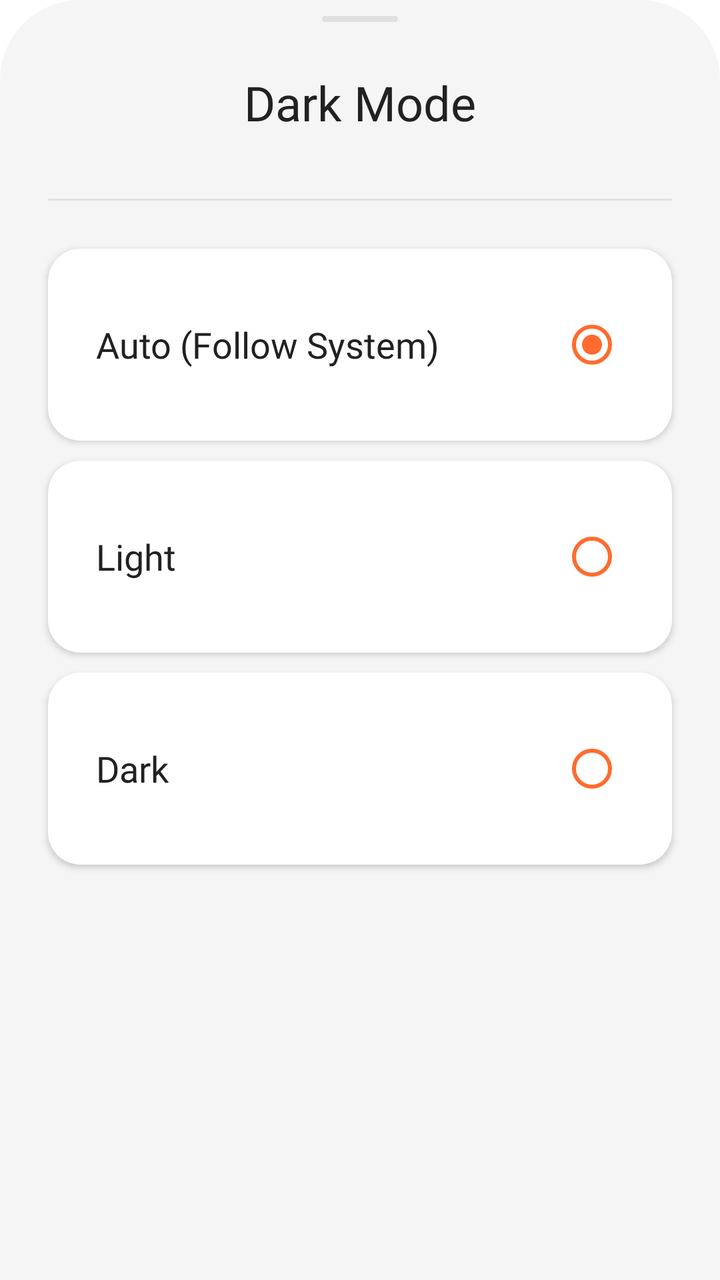
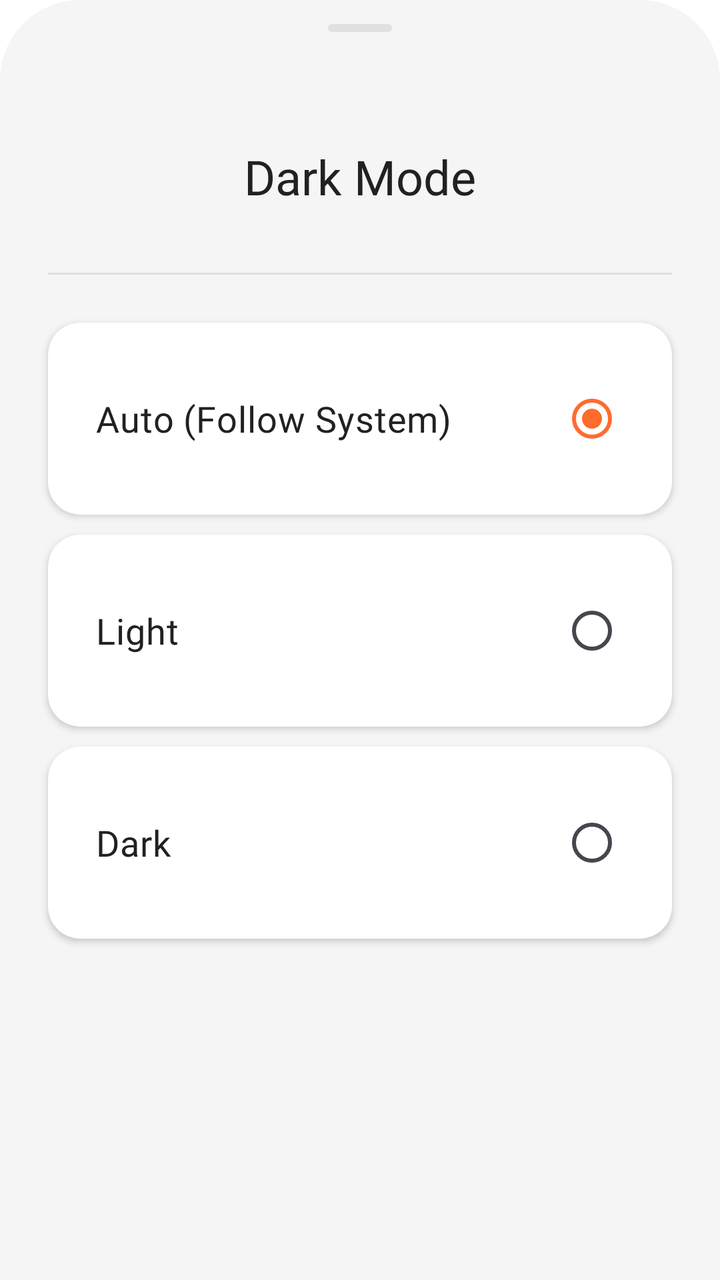

Screens rendered from an Android XML layout before and after an edit, with the pre-edit source and the edit as a unified diff.
<!-- AndroidManifest.xml: application theme Theme.Movie -->
<!-- res/layout/layout_bottom_sheet_theme.xml -->
<?xml version="1.0" encoding="utf-8"?>
<LinearLayout xmlns:android="http://schemas.android.com/apk/res/android"
    xmlns:app="http://schemas.android.com/apk/res-auto"
    xmlns:tools="http://schemas.android.com/tools"
    android:layout_width="match_parent"
    android:layout_height="match_parent"
    android:background="@drawable/background_bottom_sheet"
    android:orientation="vertical">

    <com.google.android.material.bottomsheet.BottomSheetDragHandleView
        android:layout_width="match_parent"
        android:layout_height="wrap_content" />

    <View
        android:layout_width="38dp"
        android:layout_height="3dp"
        android:layout_gravity="center_horizontal"
        android:layout_marginTop="8dp"
        android:background="@drawable/background_drag_bottom_sheet" />

    <TextView
        style="@style/text_24_700"
        android:layout_width="match_parent"
        android:layout_height="wrap_content"
        android:paddingHorizontal="24dp"
        android:paddingVertical="24dp"
        android:text="@string/dark_mode"
        android:textAlignment="center"
        android:textColor="?attr/text_color_head_1" />

    <View
        android:layout_width="match_parent"
        android:layout_height="1dp"
        android:layout_gravity="center_horizontal"
        android:layout_marginHorizontal="24dp"
        android:layout_marginTop="8dp"
        android:background="@drawable/background_drag_bottom_sheet" />


    <androidx.cardview.widget.CardView
        android:id="@+id/cardRadioAuto"
        android:layout_width="match_parent"
        android:layout_height="wrap_content"
        android:background="?attr/background"
        app:backgroundTint="@null"
        android:layout_marginHorizontal="24dp"
        android:layout_marginTop="24dp"
        app:cardCornerRadius="16dp">

        <RadioButton
            android:id="@+id/radioAuto"
            style="@style/text_18_700"
            android:layout_width="match_parent"
            android:layout_height="wrap_content"
            android:layout_margin="24dp"
            android:buttonTint="@color/orange"
            android:checked="true"
            android:layoutDirection="rtl"
            android:clickable="false"
            android:focusable="false"
            android:text="@string/auto_follow_system"
            android:textColor="?attr/text_color_head_1" />
    </androidx.cardview.widget.CardView>

    <androidx.cardview.widget.CardView
        android:id="@+id/cardRadioLight"
        android:layout_width="match_parent"
        android:layout_height="wrap_content"
        android:background="?attr/background"
        app:backgroundTint="@null"
        android:layout_marginHorizontal="24dp"
        android:layout_marginVertical="10dp"
        app:cardCornerRadius="16dp">

        <RadioButton
            android:id="@+id/radioLight"
            style="@style/text_18_700"
            android:layout_width="match_parent"
            android:layout_height="wrap_content"
            android:layout_margin="24dp"
            android:buttonTint="@color/orange"
            android:layoutDirection="rtl"
            android:text="@string/light"
            android:clickable="false"
            android:focusable="false"
            android:textColor="?attr/text_color_head_1" />
    </androidx.cardview.widget.CardView>

    <androidx.cardview.widget.CardView
        android:id="@+id/cardRadioDark"
        android:layout_width="match_parent"
        android:layout_height="wrap_content"
        android:background="?attr/background"
        app:backgroundTint="@null"
        android:layout_marginHorizontal="24dp"
        android:layout_marginBottom="10dp"
        app:cardCornerRadius="16dp">

        <RadioButton
            android:id="@+id/radioDark"
            style="@style/text_18_700"
            android:layout_width="match_parent"
            android:layout_height="wrap_content"
            android:layout_margin="24dp"
            android:buttonTint="@color/orange"
            android:layoutDirection="rtl"
            android:text="@string/dark"
            android:clickable="false"
            android:focusable="false"
            android:textColor="?attr/text_color_head_1" />
    </androidx.cardview.widget.CardView>
</LinearLayout>
<!-- resources referenced by this layout -->
<resources>
  <color name="orange">#FFFF6B2D</color>
  <!-- drawable background_bottom_sheet (drawable) -->
  <?xml version="1.0" encoding="utf-8"?>
  <layer-list xmlns:android="http://schemas.android.com/apk/res/android">
      
      <item>
          <shape android:shape="rectangle">
              <corners
                  android:topLeftRadius="40dp"
                  android:topRightRadius="40dp" />
              <solid android:color="?attr/color_background_second" />
          </shape>
      </item>
  
      
      <item
          android:bottom="1000dp"
          android:top="0dp"> 
          <shape android:shape="rectangle">
              <size android:height="1dp" />
              <solid android:color="?attr/color_background_300_dark" />
          </shape>
      </item>
  </layer-list>
  <!-- drawable background_drag_bottom_sheet (drawable) -->
  <?xml version="1.0" encoding="utf-8"?>
  <shape xmlns:android="http://schemas.android.com/apk/res/android">
      <solid android:color="?attr/color_background_300_dark" />
      <corners android:radius="100dp" />
  </shape>
  <string name="auto_follow_system">Auto (Follow System)</string>
  <string name="dark">Dark</string>
  <string name="dark_mode">Dark Mode</string>
  <string name="light">Light</string>
  <style name="text_18_700">
          <item name="android:textSize" tools:ignore="SpUsage">18dp</item>
          <item name="android:fontFamily">@font/urbanist_bold</item>
      </style>
  <style name="text_24_700">
          <item name="android:textSize" tools:ignore="SpUsage">24dp</item>
          <item name="android:fontFamily">@font/urbanist_bold</item>
      </style>
  <style name="Theme.Movie" parent="Theme.MaterialComponents.Light.NoActionBar">
          
          <item name="colorPrimary">@color/orange</item>
          <item name="colorPrimaryVariant">@color/white</item>
          <item name="background">@color/white</item>
          <item name="android:windowBackground">@color/white</item>
          <item name="colorOnPrimary">@color/white</item>
          
          <item name="colorSecondary">@color/white</item>
          <item name="colorSecondaryVariant">@color/white</item>
          <item name="colorOnSecondary">@color/white</item>
          
          <item name="android:statusBarColor">?attr/colorPrimaryVariant</item>
          
  
          <item name="color_background">@color/white</item>
          <item name="color_background_second">@color/gray_100</item>
          <item name="color_background_third">@color/white</item>
          <item name="color_background_div">@color/gray_200</item>
          <item name="color_background_button">@color/orange_100</item>
          <item name="color_background_button_status">@color/gray_400</item>
          <item name="color_background_300_dark">@color/gray_300</item>
  
          <item name="color_primary_orange">@color/orange</item>
          <item name="color_disable_orange">@color/orange_status</item>
  
          <item name="text_color_gray_subtitle">@color/gray_800</item>
          <item name="text_color_span">@color/gray_700</item>
          <item name="text_color_span_500">@color/gray_500</item>
          <item name="text_color_span_700_300">@color/gray_700</item>
          <item name="text_color_head_1">@color/gray_900</item>
          <item name="text_color_head_2">@color/gray_800</item>
          <item name="text_color_primary_orange">@color/orange</item>
          <item name="text_color_primary_white">@color/white</item>
          <item name="color_indicator">@color/gray_200</item>
      </style>
  <color name="white">#FFFFFFFF</color>
  <color name="gray_100">#FFF5F5F5</color>
  <color name="gray_200">#FFEEEEEE</color>
  <color name="orange_100">#FFFFE3D8</color>
  <color name="gray_400">#FFBDBDBD</color>
  <color name="gray_300">#FFE0E0E0</color>
  <color name="orange_status">#FFFF9B70</color>
  <color name="gray_800">#FF424242</color>
  <color name="gray_700">#FF616161</color>
  <color name="gray_500">#FF9E9E9E</color>
  <color name="gray_900">#FF212121</color>
</resources>

<!-- the commit's change to res/layout/layout_bottom_sheet_theme.xml (unified diff, before → after) -->
@@ -9,14 +9,8 @@
 
     <com.google.android.material.bottomsheet.BottomSheetDragHandleView
         android:layout_width="match_parent"
-        android:layout_height="wrap_content" />
-
-    <View
-        android:layout_width="38dp"
-        android:layout_height="3dp"
-        android:layout_gravity="center_horizontal"
-        android:layout_marginTop="8dp"
-        android:background="@drawable/background_drag_bottom_sheet" />
+        android:layout_height="wrap_content"
+        app:tint="?attr/color_background_300_dark"/>
 
     <TextView
         style="@style/text_24_700"
<!-- resource entries referenced after the edit -->
@@ -42,7 +42,7 @@
           <item name="android:textSize" tools:ignore="SpUsage">24dp</item>
           <item name="android:fontFamily">@font/urbanist_bold</item>
       </style>
-  <style name="Theme.Movie" parent="Theme.MaterialComponents.Light.NoActionBar">
+  <style name="Theme.Movie" parent="Theme.Material3.Light.NoActionBar">
           
           <item name="colorPrimary">@color/orange</item>
           <item name="colorPrimaryVariant">@color/white</item>
